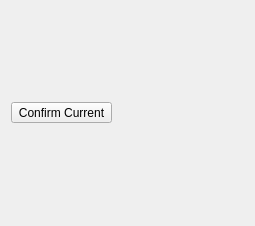
First picture: the form in Dev/ExpIA/scenemaker.ui, repository samhu1989/DevBundle, before the edit.
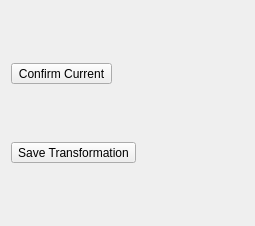
Second picture: the form after the edit.

The edit to the form file:
```diff
--- a/Dev/ExpIA/scenemaker.ui
+++ b/Dev/ExpIA/scenemaker.ui
@@ -24,6 +24,13 @@
      </property>
     </widget>
    </item>
+   <item>
+    <widget class="QToolButton" name="toolButton_2">
+     <property name="text">
+      <string>Save Transformation</string>
+     </property>
+    </widget>
+   </item>
   </layout>
  </widget>
  <resources/>
```
